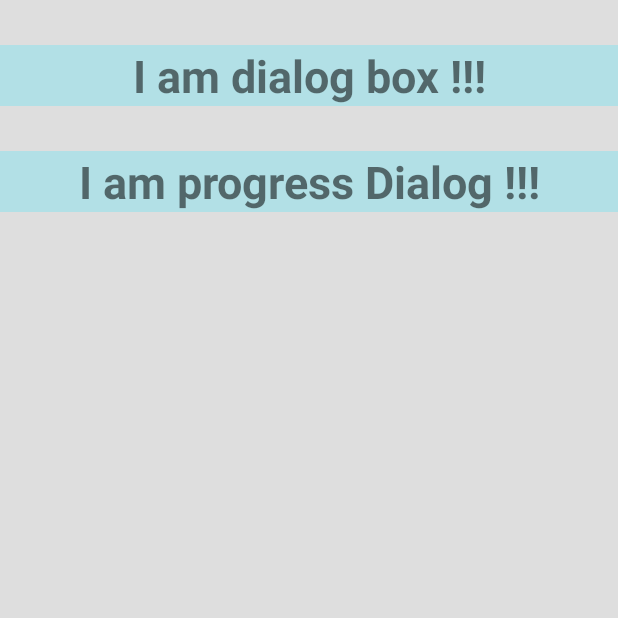
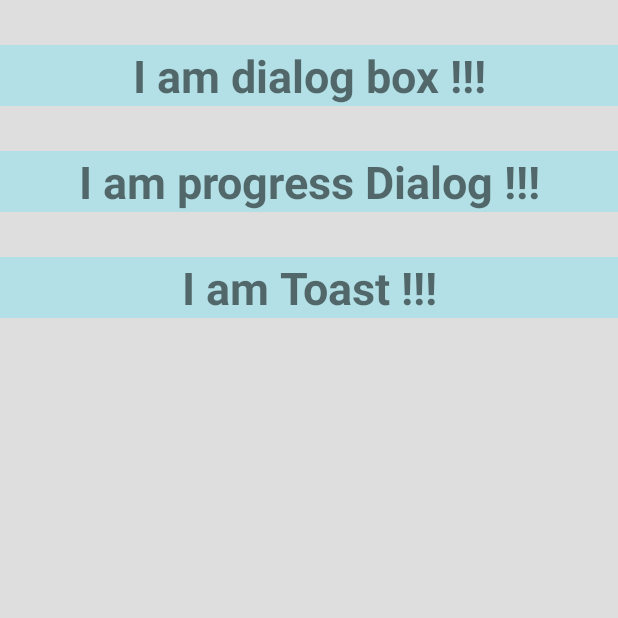
Before and after one commit to prof-vikas/Android_Startup_Projects, an Android app: the screen it shows after launch (MainActivity), on a phone screen of 412 x 824 dp, the top half of it. Run offline under Robolectric (Android 15) with nearby library versions, the phone set to English and light mode, and no system bars.

Commit message:
Added Toast message

```diff
--- a/DialogBox/app/src/main/java/com/surajinfomatic/dialogbox/MainActivity.java
+++ b/DialogBox/app/src/main/java/com/surajinfomatic/dialogbox/MainActivity.java
@@ -9,10 +9,11 @@ import android.os.Bundle;
 import android.view.View;
 import android.widget.ProgressBar;
 import android.widget.TextView;
+import android.widget.Toast;
 
 public class MainActivity extends AppCompatActivity {
 
-    TextView txtMessage, txtProgressDialog;
+    TextView txtMessage, txtProgressDialog, txtToastMessage;
 
     @Override
     protected void onCreate(Bundle savedInstanceState) {
@@ -21,6 +22,7 @@ public class MainActivity extends AppCompatActivity {
 
         txtMessage = findViewById(R.id.txt_message);
         txtProgressDialog = findViewById(R.id.txt_progress_dialog);
+        txtToastMessage = findViewById(R.id.txt_toast_message);
 
         txtMessage.setOnClickListener(new View.OnClickListener() {
             @Override
@@ -33,6 +35,13 @@ public class MainActivity extends AppCompatActivity {
             @Override
             public void onClick(View v) {
                 progressDialog();
+            }
+        });
+
+        txtToastMessage.setOnClickListener(new View.OnClickListener() {
+            @Override
+            public void onClick(View v) {
+                toastMessage();
             }
         });
 
@@ -60,4 +69,8 @@ public class MainActivity extends AppCompatActivity {
         progressDialog.show();
     }
 
+    public void toastMessage(){
+        Toast.makeText(MainActivity.this,"This is toast Message",Toast.LENGTH_LONG).show();
+    }
+
 }
--- a/DialogBox/app/src/main/res/layout/activity_main.xml
+++ b/DialogBox/app/src/main/res/layout/activity_main.xml
@@ -30,4 +30,15 @@
         android:background="#FFB2E0E6"
         android:textAlignment="center"/>
 
+    <TextView
+        android:id="@+id/txt_toast_message"
+        android:layout_width="match_parent"
+        android:layout_height="wrap_content"
+        android:text="I am Toast !!!"
+        android:textStyle="bold"
+        android:textSize="30dp"
+        android:layout_marginTop="30dp"
+        android:background="#FFB2E0E6"
+        android:textAlignment="center"/>
+
 </LinearLayout>
```
